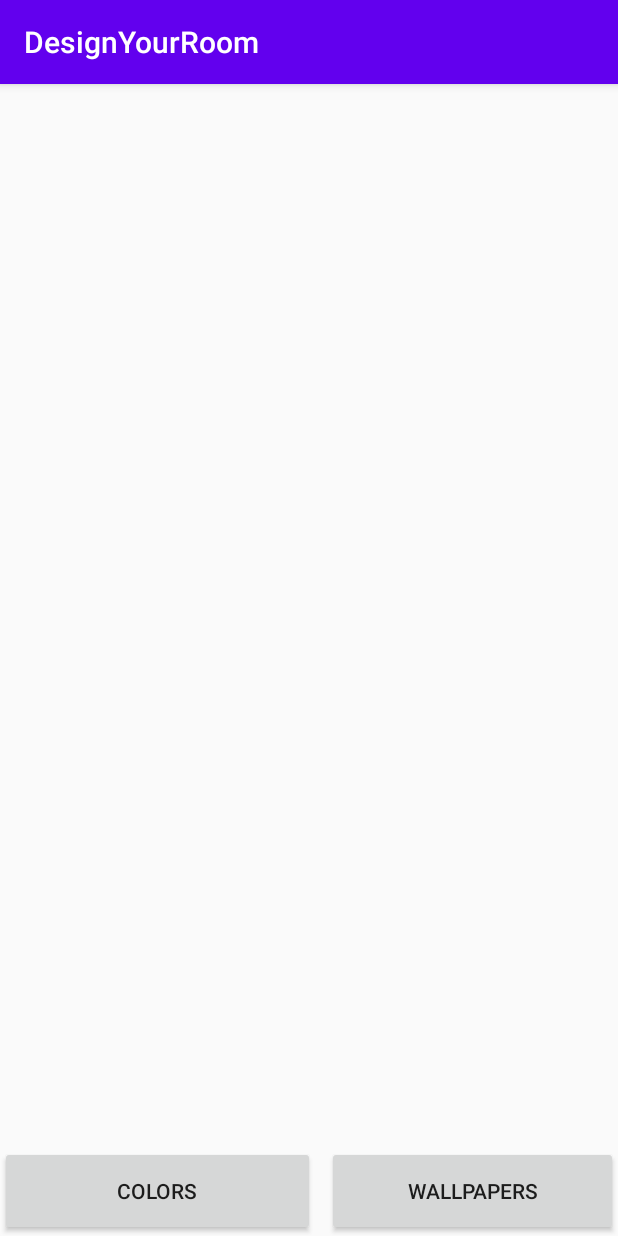
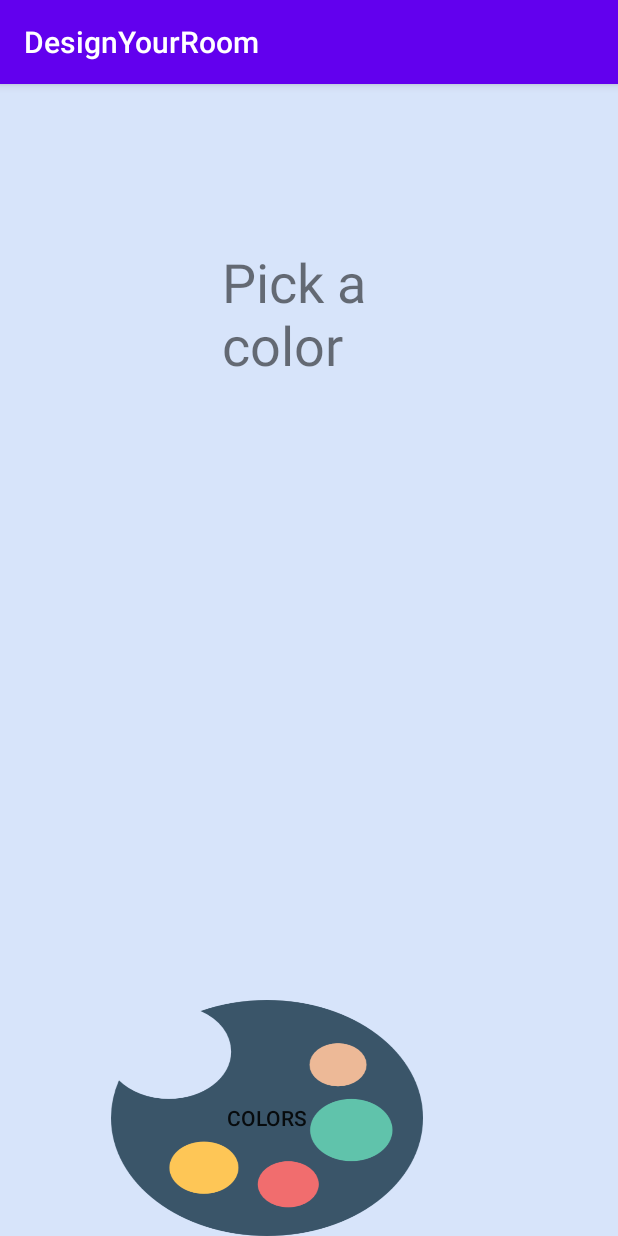
Before and after one commit to llorenadenisa/DesignYourRoom-app, an Android app: the EditPicture screen opened directly, with no data from a screen before it, on a phone screen of 412 x 824 dp. Run offline under Robolectric (Android 15) with nearby library versions, the phone set to English and light mode, and no system bars; libraries missing offline, so code that uses them is left out: yuku.ambilwarna; Roboto replaces fonts that are not available here.

Commit message:
Implemented minimum design

```diff
--- a/DesignYourRoom/app/src/main/java/com/example/designyourroom/MainActivity.kt
+++ b/DesignYourRoom/app/src/main/java/com/example/designyourroom/MainActivity.kt
@@ -13,7 +13,7 @@ class MainActivity : AppCompatActivity() {
     override fun onCreate(savedInstanceState: Bundle?) {
         super.onCreate(savedInstanceState)
         setContentView(R.layout.activity_main)
-        homeTitle.startAnimation(AnimationUtils.loadAnimation(this, R.anim.pulse ))
+        tap_anywhere.startAnimation(AnimationUtils.loadAnimation(this, R.anim.pulse ))
 
         main_layout.setOnClickListener{ startApp() }
     }
--- a/DesignYourRoom/app/src/main/res/layout/activity_main.xml
+++ b/DesignYourRoom/app/src/main/res/layout/activity_main.xml
@@ -34,6 +34,7 @@
         android:alpha="15"
         android:background="#07000000"
         android:fontFamily="cursive"
+        android:id="@+id/tap_anywhere"
         android:text="Tap anywhere to start"
         android:textAlignment="center"
         android:textColor="@color/Brown"
--- a/DesignYourRoom/app/src/main/res/layout/edit_photo.xml
+++ b/DesignYourRoom/app/src/main/res/layout/edit_photo.xml
@@ -1,34 +1,41 @@
 <?xml version="1.0" encoding="utf-8"?>
-<RelativeLayout
-    xmlns:android="http://schemas.android.com/apk/res/android" android:layout_width="match_parent"
-    android:layout_height="match_parent">
+<RelativeLayout xmlns:android="http://schemas.android.com/apk/res/android"
+    android:layout_width="wrap_content"
+    android:layout_height="wrap_content"
+    android:background="#d7e4fa">
 
 
     <ImageView
         android:id="@+id/edit_img_view"
         android:layout_width="match_parent"
-        android:layout_height="477dp"
+        android:layout_height="385dp"
         android:layout_above="@+id/colors"
         android:layout_marginTop="160dp"
-        android:layout_marginBottom="96dp"
+        android:layout_marginBottom="53dp"
         android:contentDescription="@string/description" />
 
     <Button
-        android:id="@+id/wallpaper"
-        android:layout_width="210dp"
-        android:layout_height="60dp"
+        android:id="@+id/colors"
+        android:layout_width="208dp"
+        android:layout_height="157dp"
+        android:layout_alignParentEnd="true"
         android:layout_alignParentBottom="true"
-        android:layout_marginStart="8dp"
-        android:layout_marginBottom="0dp"
-        android:layout_toEndOf="@+id/colors"
-        android:text="Wallpapers" />
-
-    <Button
-        android:id="@+id/colors"
-        android:layout_width="210dp"
-        android:layout_height="60dp"
-        android:layout_alignParentBottom="true"
-        android:layout_marginBottom="0dp"
+        android:layout_marginEnd="130dp"
+        android:layout_marginBottom="4dp"
+        android:background="@drawable/palette"
         android:text="Colors" />
 
+    <TextView
+        android:id="@+id/textView2"
+        android:layout_width="wrap_content"
+        android:layout_height="wrap_content"
+        android:layout_alignParentStart="true"
+        android:layout_alignParentTop="true"
+        android:layout_alignParentEnd="true"
+        android:layout_marginStart="148dp"
+        android:layout_marginTop="107dp"
+        android:layout_marginEnd="132dp"
+        android:text="Pick a color"
+        android:textSize="36sp" />
+
 </RelativeLayout>
```
Also changed, not shown: DesignYourRoom/app/src/main/res/layout/color_list.xml (deleted, +0 -13 lines), DesignYourRoom/app/src/main/res/layout/photo_select_method.xml (+24 -6 lines), DesignYourRoom/app/src/main/res/drawable/palette.png (added), DesignYourRoom/app/src/main/res/drawable/pic1.jpg (added).
